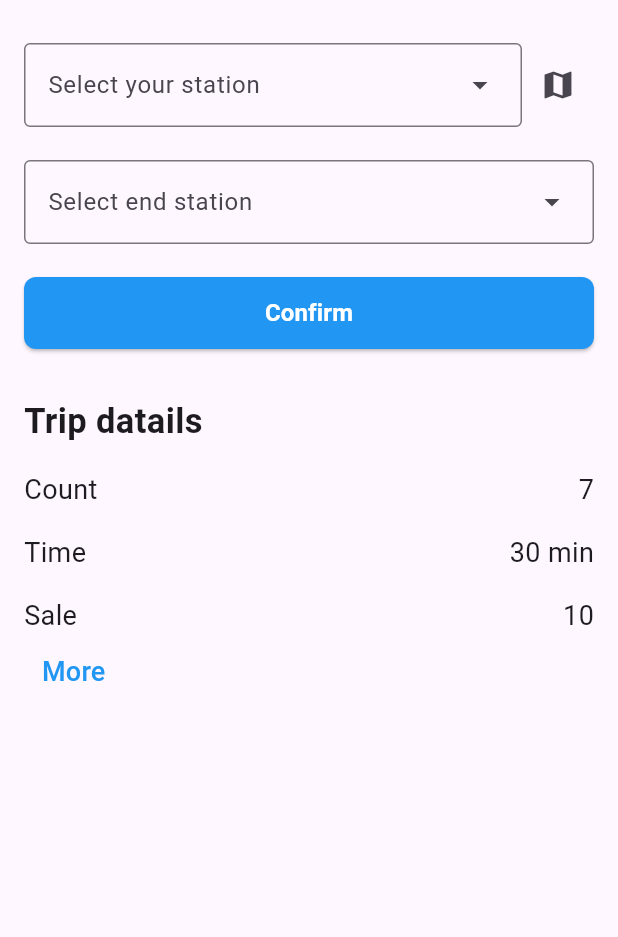
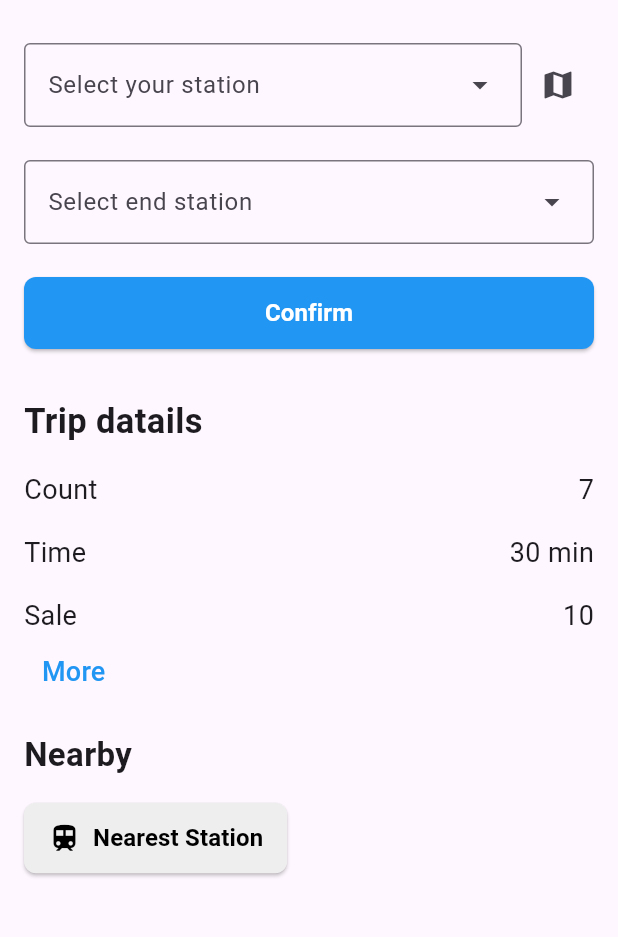
Before and after one commit to Mohammadkhalaf78/metro_station, a Flutter app: the screen it shows after launch, on a phone screen of 412 x 824 dp, the part 65-1002 px from its top. Run offline on Flutter 3.47's test engine with Material 3 defaults, Android fonts, the phone set to English and light mode, and no system bars; our stand-ins replace get.

Commit message:
add nearby staion and butto nearest staion as ui only

```diff
--- a/lib/home_page.dart
+++ b/lib/home_page.dart
@@ -115,6 +115,42 @@ class HomePage extends StatelessWidget {
                     ),
                   ),
                 ),
+                SizedBox(height: 16),
+                Align(
+                  alignment: Alignment.topLeft,
+                  child: Text(
+                    "Nearby",
+                    style: TextStyle(fontWeight: FontWeight.bold, fontSize: 22),
+                  ),
+                ),
+                SizedBox(height: 16),
+                Align(
+                  alignment: Alignment.topLeft,
+                  child: ElevatedButton.icon(
+                    onPressed: () {},
+                    icon: Icon(Icons.train, color: Colors.black,size: 22,),
+                    label: Text(
+                      'Nearest Station',
+                      style: TextStyle(
+                        color: Colors.black,
+                        fontWeight: FontWeight.bold,
+                        fontSize: 16
+                      ),
+                    ),
+                    style: ElevatedButton.styleFrom(
+                      backgroundColor: Colors.grey[200],
+                      padding: EdgeInsets.symmetric(
+                        horizontal: 16,
+                        vertical: 12,
+                      ),
+                      shape: RoundedRectangleBorder(
+                        borderRadius: BorderRadius.circular(8),
+                      ),
+                    ),
+                  ),
+                ),
+
+
               ],
             ),
           ),
```
